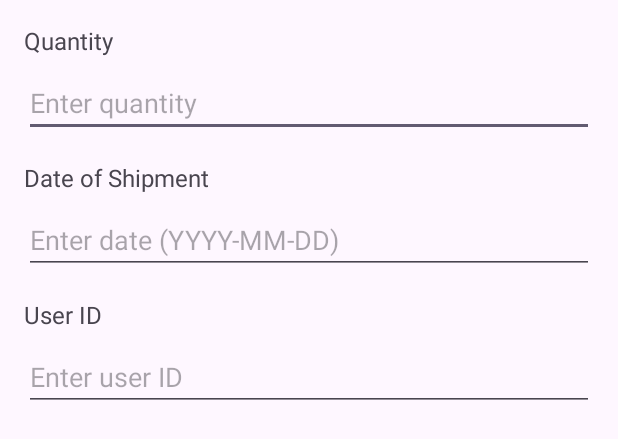
After one commit to Soopcha/OneTrySclada, an Android app: the layout dialog_add_shipment.xml on its own in the app's theme, with its tools: preview values and no code run, on a phone screen of 412 x 824 dp. The commit adds this screen. Shown: the top 439 px of the screen. Run offline under Robolectric (Android 15) with nearby library versions, the phone set to English and light mode, and no system bars.

Commit message:
плюс всякие к 3 стр

```diff
--- /dev/null
+++ b/app/src/main/res/layout/dialog_add_shipment.xml
@@ -0,0 +1,55 @@
+<?xml version="1.0" encoding="utf-8"?>
+<LinearLayout xmlns:android="http://schemas.android.com/apk/res/android"
+    android:layout_width="match_parent"
+    android:layout_height="wrap_content"
+    android:orientation="vertical"
+    android:padding="16dp">
+
+    <!-- Поле для ввода количества -->
+    <TextView
+        android:layout_width="wrap_content"
+        android:layout_height="wrap_content"
+        android:text="Quantity"
+        android:textSize="16sp"
+        android:paddingBottom="8dp" />
+
+    <EditText
+        android:id="@+id/edit_shipment_quantity"
+        android:layout_width="match_parent"
+        android:layout_height="wrap_content"
+        android:inputType="number"
+        android:hint="Enter quantity" />
+
+    <!-- Поле для ввода даты отгрузки -->
+    <TextView
+        android:layout_width="wrap_content"
+        android:layout_height="wrap_content"
+        android:text="Date of Shipment"
+        android:textSize="16sp"
+        android:paddingTop="16dp"
+        android:paddingBottom="8dp" />
+
+    <EditText
+        android:id="@+id/edit_shipment_date"
+        android:layout_width="match_parent"
+        android:layout_height="wrap_content"
+        android:inputType="date"
+        android:hint="Enter date (YYYY-MM-DD)" />
+
+    <!-- Поле для ввода ID пользователя -->
+    <TextView
+        android:layout_width="wrap_content"
+        android:layout_height="wrap_content"
+        android:text="User ID"
+        android:textSize="16sp"
+        android:paddingTop="16dp"
+        android:paddingBottom="8dp" />
+
+    <EditText
+        android:id="@+id/edit_shipment_user_id"
+        android:layout_width="match_parent"
+        android:layout_height="wrap_content"
+        android:inputType="number"
+        android:hint="Enter user ID" />
+
+</LinearLayout>
```
Also changed, not shown: app/src/main/java/com/example/onetrysclada/TableAdapter.kt (+95 -7 lines).
